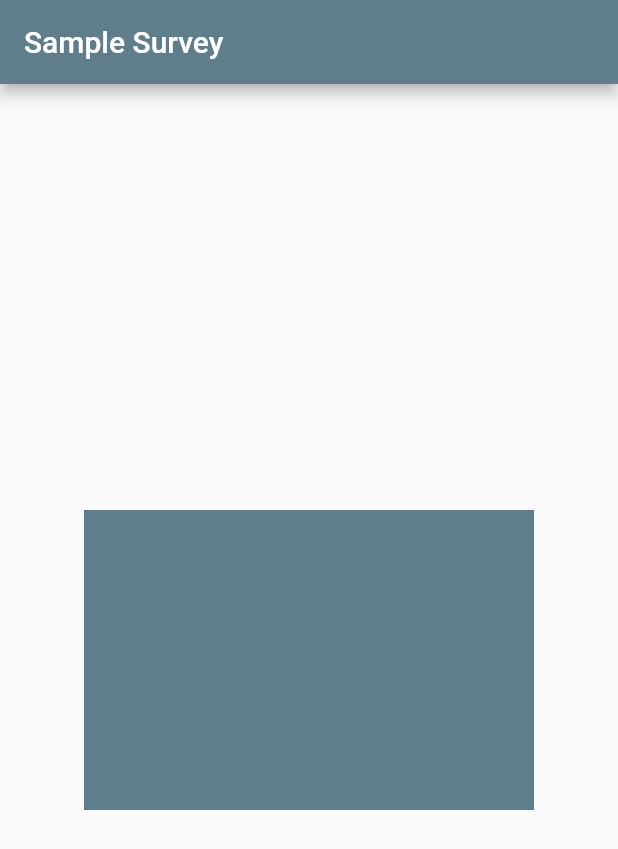
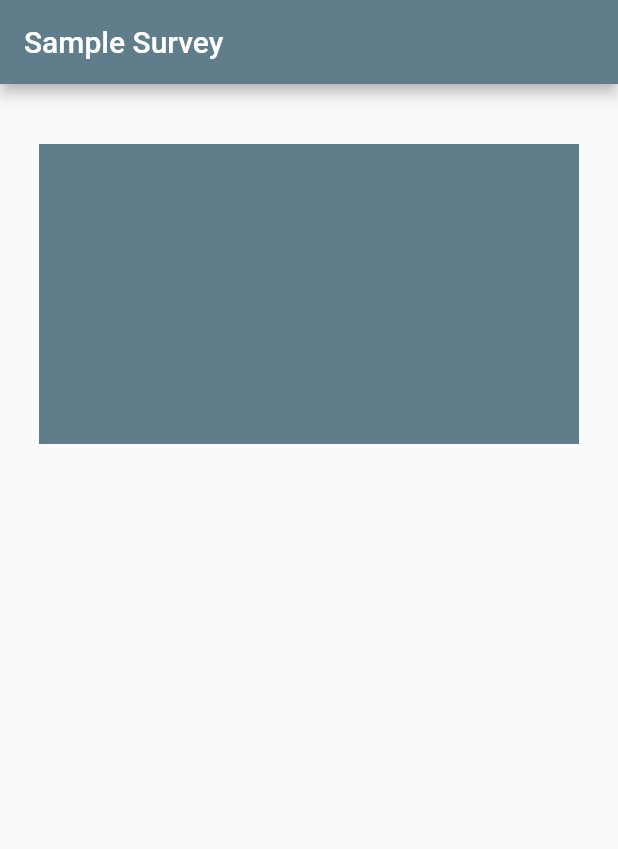
Before and after one commit to RamonVe/sample_component, a Flutter app: the screen it shows after launch, on a phone screen of 412 x 824 dp. Shown: the top 849 px of the screen. Run offline on Flutter 3.47's test engine with Material 2 defaults, Android fonts, the phone set to English and light mode, and no system bars.

Commit message:
-Renamed the title of the application. -Added debug conditional to print statements. -Added LayoutBuilder to handle window resizing. -Added padding. -Changed cursor.

```diff
--- a/lib/main.dart
+++ b/lib/main.dart
@@ -1,3 +1,4 @@
+import 'package:flutter/foundation.dart';
 import 'package:flutter/material.dart';
 
 void main() {
@@ -11,7 +12,7 @@ class MyApp extends StatelessWidget {
   @override
   Widget build(BuildContext context) {
     return MaterialApp(
-      title: 'Surveyz',
+      title: 'Sample Survey',
       theme: ThemeData(
         // This is the theme of the application.
         primarySwatch: Colors.blueGrey,
@@ -46,9 +47,13 @@ class _SampleSurveyState extends State<SampleSurvey> {
   void _updateCursorLocation(PointerEvent details) {
     setState(() {
       x = details.position.dx;
+      if (kDebugMode) {
         print('x = ' + x.toString());
+      }
       y = details.position.dy;
+      if (kDebugMode) {
         print('y = ' + y.toString());
+      }
     });
   }
 
@@ -69,26 +74,19 @@ class _SampleSurveyState extends State<SampleSurvey> {
       body: Center(
         // Center is a layout widget. It takes a single child and positions it
         // in the middle of the parent.
-        child: Column(
-          // Column is also a layout widget. It takes a list of children and
-          // arranges them vertically. By default, it sizes itself to fit its
-          // children horizontally, and tries to be as tall as its parent.
-          //
-          // Invoke "debug painting" (press "p" in the console, choose the
-          // "Toggle Debug Paint" action from the Flutter Inspector in Android
-          // Studio, or the "Toggle Debug Paint" command in Visual Studio Code)
-          // to see the wireframe for each widget.
-          //
-          // Column has various properties to control how it sizes itself and
-          // how it positions its children. Here we use mainAxisAlignment to
-          // center the children vertically; the main axis here is the vertical
-          // axis because Columns are vertical (the cross axis would be
-          // horizontal).
-          mainAxisAlignment: MainAxisAlignment.center,
-          children: <Widget>[
+        child: LayoutBuilder(
+          builder: (context, constraints) {
+            // var parentHeight = constraints.maxHeight;
+            // var parentWidth = constraints.maxWidth;
+            return Column(
+                crossAxisAlignment: CrossAxisAlignment.start,
+                mainAxisAlignment: MainAxisAlignment.start,
+                children: [
+                  const Padding(padding: EdgeInsets.all(20.00)),
                   ConstrainedBox(
-              constraints: BoxConstraints.tight(const Size(300.0, 200.0)),
+                    constraints: BoxConstraints.tight(const Size(360, 200)),
                     child: MouseRegion(
+                      cursor: SystemMouseCursors.grab,
                       onHover: _updateCursorLocation,
                       child: Container(
                         color: Colors.blueGrey,
@@ -96,9 +94,10 @@ class _SampleSurveyState extends State<SampleSurvey> {
                     ),
                   ),
                 ],
+              );
+          },
         ),
       ),
-      // This trailing comma makes auto-formatting nicer for build methods.
     );
   }
 }
```
Lines whose indentation alone changed are shown as unchanged.
